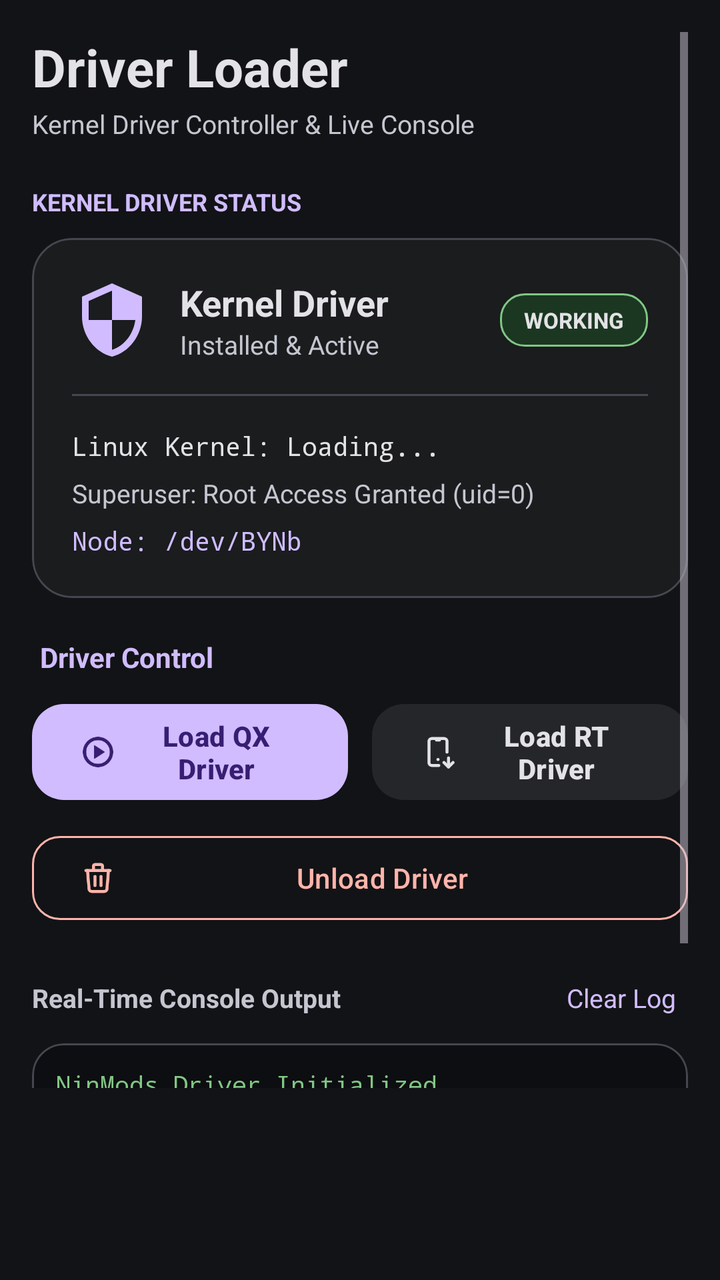
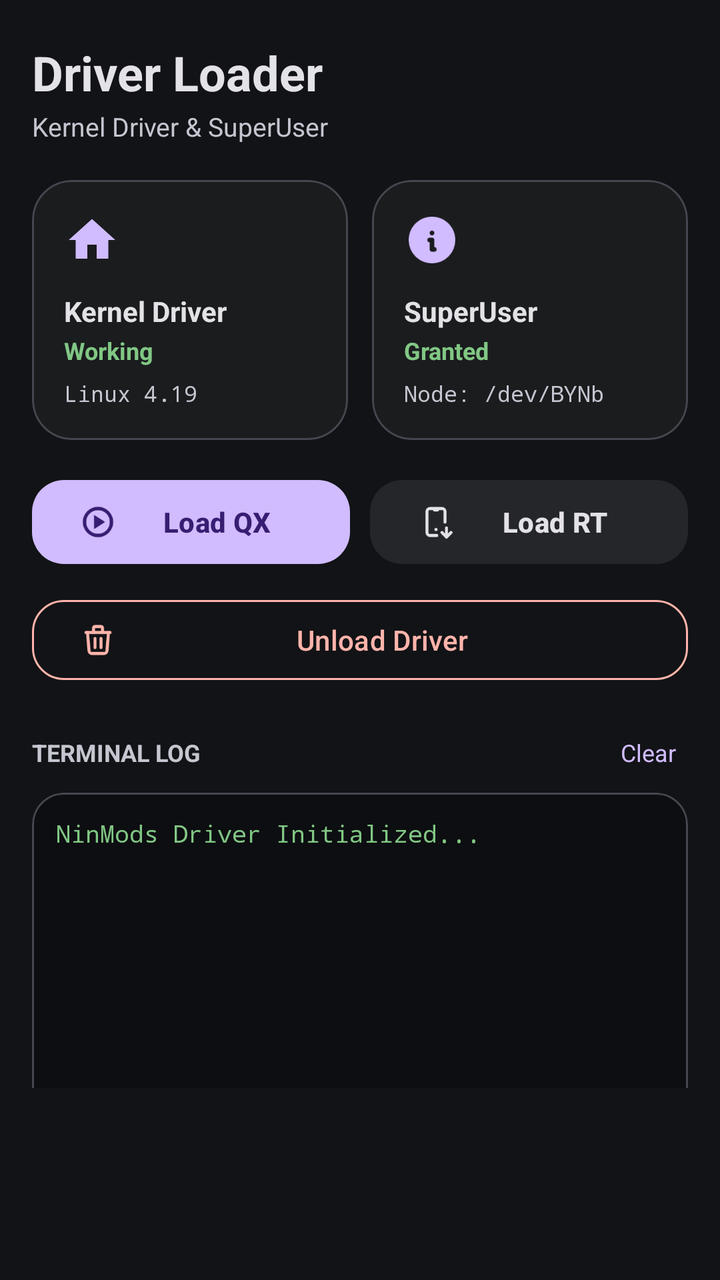

Compare the two renders of this Android layout. The source of the first and the diff that turns it into the second are given below.
<!-- AndroidManifest.xml: application theme Theme.DriverLoader -->
<!-- res/layout/fragment_home.xml -->
<?xml version="1.0" encoding="utf-8"?>
<ScrollView xmlns:android="http://schemas.android.com/apk/res/android"
    xmlns:app="http://schemas.android.com/apk/res-auto"
    android:layout_width="match_parent"
    android:layout_height="match_parent"
    android:background="@color/apatch_background"
    android:paddingHorizontal="16dp"
    android:paddingTop="16dp"
    android:paddingBottom="96dp">

    <LinearLayout
        android:layout_width="match_parent"
        android:layout_height="wrap_content"
        android:orientation="vertical">

        
        <TextView
            android:layout_width="wrap_content"
            android:layout_height="wrap_content"
            android:text="Driver Loader"
            android:textColor="@color/apatch_text_primary"
            android:textSize="26sp"
            android:textStyle="bold" />

        <TextView
            android:layout_width="wrap_content"
            android:layout_height="wrap_content"
            android:layout_marginTop="2dp"
            android:text="Kernel Driver Controller &amp; Live Console"
            android:textColor="@color/apatch_text_secondary"
            android:textSize="13sp" />

        
        <TextView
            android:layout_width="wrap_content"
            android:layout_height="wrap_content"
            android:layout_marginTop="22dp"
            android:text="KERNEL DRIVER STATUS"
            android:textColor="@color/apatch_primary"
            android:textSize="12sp"
            android:textStyle="bold" />

        
        <com.google.android.material.card.MaterialCardView
            android:layout_width="match_parent"
            android:layout_height="wrap_content"
            android:layout_marginTop="10dp"
            app:cardCornerRadius="20dp"
            app:cardBackgroundColor="@color/apatch_surface"
            app:strokeColor="@color/apatch_outline"
            app:strokeWidth="1dp">

            <LinearLayout
                android:layout_width="match_parent"
                android:layout_height="wrap_content"
                android:orientation="vertical"
                android:padding="20dp">

                <LinearLayout
                    android:layout_width="match_parent"
                    android:layout_height="wrap_content"
                    android:orientation="horizontal"
                    android:gravity="center_vertical">

                    <ImageView
                        android:layout_width="40dp"
                        android:layout_height="40dp"
                        android:src="@drawable/ic_nav_home"
                        app:tint="@color/apatch_primary" />

                    <LinearLayout
                        android:layout_width="0dp"
                        android:layout_height="wrap_content"
                        android:layout_marginStart="14dp"
                        android:layout_weight="1"
                        android:orientation="vertical">

                        <TextView
                            android:layout_width="wrap_content"
                            android:layout_height="wrap_content"
                            android:text="Kernel Driver"
                            android:textColor="@color/apatch_text_primary"
                            android:textSize="18sp"
                            android:textStyle="bold" />

                        <TextView
                            android:id="@+id/tvStatusSubtitle"
                            android:layout_width="wrap_content"
                            android:layout_height="wrap_content"
                            android:text="Installed &amp; Active"
                            android:textColor="@color/apatch_text_secondary"
                            android:textSize="13sp" />
                    </LinearLayout>

                    <TextView
                        android:id="@+id/tvHeroBadge"
                        android:layout_width="wrap_content"
                        android:layout_height="wrap_content"
                        android:text="@string/status_active"
                        android:textStyle="bold"
                        android:textSize="11sp"
                        android:textColor="@color/apatch_text_primary"
                        android:paddingHorizontal="12dp"
                        android:paddingVertical="6dp"
                        android:background="@drawable/badge_bg" />
                </LinearLayout>

                <View
                    android:layout_width="match_parent"
                    android:layout_height="1dp"
                    android:layout_marginVertical="16dp"
                    android:background="@color/apatch_outline" />

                
                <TextView
                    android:id="@+id/tvKernelDetail"
                    android:layout_width="wrap_content"
                    android:layout_height="wrap_content"
                    android:text="Linux Kernel: Loading..."
                    android:textColor="@color/apatch_text_primary"
                    android:textSize="13sp"
                    android:fontFamily="monospace" />

                <TextView
                    android:id="@+id/tvSuperuserDetail"
                    android:layout_width="wrap_content"
                    android:layout_height="wrap_content"
                    android:layout_marginTop="6dp"
                    android:text="Superuser: Root Access Granted (uid=0)"
                    android:textColor="@color/apatch_text_secondary"
                    android:textSize="13sp" />

                <TextView
                    android:id="@+id/tvNodesDetail"
                    android:layout_width="wrap_content"
                    android:layout_height="wrap_content"
                    android:layout_marginTop="6dp"
                    android:text="Node: /dev/BYNb"
                    android:textColor="@color/apatch_primary"
                    android:textSize="13sp"
                    android:fontFamily="monospace" />

            </LinearLayout>
        </com.google.android.material.card.MaterialCardView>

        
        <TextView
            android:layout_width="wrap_content"
            android:layout_height="wrap_content"
            android:layout_marginTop="20dp"
            android:layout_marginStart="4dp"
            android:text="@string/driver_actions_title"
            android:textColor="@color/apatch_primary"
            android:textSize="14sp"
            android:textStyle="bold" />

        <LinearLayout
            android:layout_width="match_parent"
            android:layout_height="wrap_content"
            android:layout_marginTop="10dp"
            android:orientation="horizontal">

            <com.google.android.material.button.MaterialButton
                android:id="@+id/btnQuickLoadQx"
                android:layout_width="0dp"
                android:layout_height="56dp"
                android:layout_weight="1"
                android:text="@string/btn_load_qx"
                android:textColor="@color/apatch_on_primary"
                android:textStyle="bold"
                app:icon="@drawable/play_circle"
                app:iconTint="@color/apatch_on_primary"
                app:backgroundTint="@color/apatch_primary"
                app:cornerRadius="16dp" />

            <Space
                android:layout_width="12dp"
                android:layout_height="wrap_content" />

            <com.google.android.material.button.MaterialButton
                android:id="@+id/btnQuickLoadRt"
                android:layout_width="0dp"
                android:layout_height="56dp"
                android:layout_weight="1"
                android:text="@string/btn_load_rt"
                android:textColor="@color/apatch_text_primary"
                android:textStyle="bold"
                app:icon="@drawable/device_mobile_down"
                app:iconTint="@color/apatch_text_primary"
                app:backgroundTint="@color/apatch_surface_variant"
                app:cornerRadius="16dp" />
        </LinearLayout>

        <com.google.android.material.button.MaterialButton
            android:id="@+id/btnQuickUnload"
            style="@style/Widget.Material3.Button.OutlinedButton"
            android:layout_width="match_parent"
            android:layout_height="50dp"
            android:layout_marginTop="10dp"
            android:text="@string/btn_unload"
            android:textColor="@color/apatch_error"
            app:strokeColor="@color/apatch_error"
            app:icon="@drawable/trash"
            app:iconTint="@color/apatch_error"
            app:cornerRadius="14dp" />

        
        <LinearLayout
            android:layout_width="match_parent"
            android:layout_height="wrap_content"
            android:layout_marginTop="20dp"
            android:gravity="center_vertical"
            android:orientation="horizontal">

            <TextView
                android:layout_width="0dp"
                android:layout_height="wrap_content"
                android:layout_weight="1"
                android:text="@string/console_output_title"
                android:textColor="@color/apatch_text_secondary"
                android:textSize="13sp"
                android:textStyle="bold" />

            <TextView
                android:id="@+id/btnHomeClearLog"
                android:layout_width="wrap_content"
                android:layout_height="wrap_content"
                android:text="@string/btn_clear_log"
                android:textColor="@color/apatch_primary"
                android:textSize="13sp"
                android:padding="6dp" />
        </LinearLayout>

        <com.google.android.material.card.MaterialCardView
            android:layout_width="match_parent"
            android:layout_height="220dp"
            android:layout_marginTop="8dp"
            app:cardCornerRadius="16dp"
            app:cardBackgroundColor="@color/apatch_terminal_bg"
            app:strokeColor="@color/apatch_outline"
            app:strokeWidth="1dp">

            <ScrollView
                android:id="@+id/scrollHomeLog"
                android:layout_width="match_parent"
                android:layout_height="match_parent"
                android:padding="12dp">

                <TextView
                    android:id="@+id/tvHomeConsoleLog"
                    android:layout_width="match_parent"
                    android:layout_height="wrap_content"
                    android:fontFamily="monospace"
                    android:textColor="@color/apatch_success"
                    android:textSize="12sp"
                    android:lineSpacingExtra="2dp"
                    android:text="NinMods Driver Initialized...\n" />
            </ScrollView>
        </com.google.android.material.card.MaterialCardView>

    </LinearLayout>
</ScrollView>
<!-- resources referenced by this layout -->
<resources>
  <color name="apatch_background">#121316</color>
  <color name="apatch_error">#FFB4AB</color>
  <color name="apatch_on_primary">#381E72</color>
  <color name="apatch_outline">#44474F</color>
  <color name="apatch_primary">#D0BCFF</color>
  <color name="apatch_success">#81C784</color>
  <color name="apatch_surface">#1A1C1E</color>
  <color name="apatch_surface_variant">#24262A</color>
  <color name="apatch_terminal_bg">#0D0E11</color>
  <color name="apatch_text_primary">#E3E2E6</color>
  <color name="apatch_text_secondary">#C4C6D0</color>
  <!-- drawable badge_bg (drawable) -->
  <?xml version="1.0" encoding="utf-8"?>
  <shape xmlns:android="http://schemas.android.com/apk/res/android"
      android:shape="rectangle">
      <corners android:radius="12dp" />
      <solid android:color="@color/apatch_success_container" />
      <stroke
          android:width="1dp"
          android:color="@color/apatch_success" />
  </shape>
  <!-- drawable ic_nav_home (drawable) -->
  <vector xmlns:android="http://schemas.android.com/apk/res/android"
      android:width="24dp"
      android:height="24dp"
      android:viewportWidth="24"
      android:viewportHeight="24">
      <path
          android:fillColor="#FFFFFFFF"
          android:pathData="M12,1L3,5v6c0,5.55 3.84,10.74 9,12c5.16,-1.26 9,-6.45 9,-12V5L12,1zM12,11.99h7c-0.53,4.12 -3.28,7.79 -7,8.94V12H5V6.3l7,-3.11v8.8z"/>
  </vector>
  <!-- drawable play_circle (drawable) -->
  <vector xmlns:android="http://schemas.android.com/apk/res/android"
      android:width="24dp"
      android:height="24dp"
      android:viewportWidth="960"
      android:viewportHeight="960">
    <path
        android:pathData="m380,660 l280,-180 -280,-180v360ZM480,880q-83,0 -156,-31.5T197,763q-54,-54 -85.5,-127T80,480q0,-83 31.5,-156T197,197q54,-54 127,-85.5T480,80q83,0 156,31.5T763,197q54,54 85.5,127T880,480q0,83 -31.5,156T763,763q-54,54 -127,85.5T480,880ZM480,800q134,0 227,-93t93,-227q0,-134 -93,-227t-227,-93q-134,0 -227,93t-93,227q0,134 93,227t227,93ZM480,480Z"
        android:fillColor="#1f1f1f"
        android:strokeColor="#ffffffff"/>
  </vector>
  <string name="btn_clear_log">Clear Log</string>
  <string name="btn_load_qx">Load QX Driver</string>
  <string name="btn_load_rt">Load RT Driver</string>
  <string name="btn_unload">Unload Driver</string>
  <string name="console_output_title">Real-Time Console Output</string>
  <string name="driver_actions_title">Driver Control</string>
  <string name="status_active">WORKING</string>
  <style name="Theme.DriverLoader" parent="Theme.Material3.Dark.NoActionBar">
          <item name="android:statusBarColor">@color/apatch_background</item>
          <item name="android:navigationBarColor">@color/apatch_surface</item>
          <item name="android:windowBackground">@color/apatch_background</item>
          <item name="colorPrimary">@color/apatch_primary</item>
          <item name="colorSecondary">@color/apatch_secondary</item>
          <item name="colorSurface">@color/apatch_surface</item>
          <item name="colorOutline">@color/apatch_outline</item>
      </style>
  <color name="apatch_success_container">#1B3721</color>
  <color name="apatch_secondary">#CCC2DC</color>
  <!-- unchanged entries left out for length: 2 -->
</resources>

<!-- the commit's change to res/layout/fragment_home.xml (unified diff, before → after) -->
@@ -5,7 +5,7 @@
     android:layout_height="match_parent"
     android:background="@color/apatch_background"
     android:paddingHorizontal="16dp"
-    android:paddingTop="16dp"
+    android:paddingTop="20dp"
     android:paddingBottom="96dp">
 
     <LinearLayout
@@ -19,153 +19,149 @@
             android:layout_height="wrap_content"
             android:text="Driver Loader"
             android:textColor="@color/apatch_text_primary"
-            android:textSize="26sp"
+            android:textSize="24sp"
             android:textStyle="bold" />
 
         <TextView
             android:layout_width="wrap_content"
             android:layout_height="wrap_content"
             android:layout_marginTop="2dp"
-            android:text="Kernel Driver Controller &amp; Live Console"
+            android:text="Kernel Driver &amp; SuperUser"
             android:textColor="@color/apatch_text_secondary"
             android:textSize="13sp" />
 
         
-        <TextView
-            android:layout_width="wrap_content"
-            android:layout_height="wrap_content"
-            android:layout_marginTop="22dp"
-            android:text="KERNEL DRIVER STATUS"
-            android:textColor="@color/apatch_primary"
-            android:textSize="12sp"
-            android:textStyle="bold" />
-
-        
-        <com.google.android.material.card.MaterialCardView
-            android:layout_width="match_parent"
-            android:layout_height="wrap_content"
-            android:layout_marginTop="10dp"
-            app:cardCornerRadius="20dp"
-            app:cardBackgroundColor="@color/apatch_surface"
-            app:strokeColor="@color/apatch_outline"
-            app:strokeWidth="1dp">
-
-            <LinearLayout
-                android:layout_width="match_parent"
-                android:layout_height="wrap_content"
-                android:orientation="vertical"
-                android:padding="20dp">
+        <LinearLayout
+            android:layout_width="match_parent"
+            android:layout_height="wrap_content"
+            android:layout_marginTop="18dp"
+            android:orientation="horizontal">
+
+            
+            <com.google.android.material.card.MaterialCardView
+                android:layout_width="0dp"
+                android:layout_height="wrap_content"
+                android:layout_weight="1"
+                android:layout_marginEnd="6dp"
+                app:cardCornerRadius="20dp"
+                app:cardBackgroundColor="@color/apatch_surface"
+                app:strokeColor="@color/apatch_outline"
+                app:strokeWidth="1dp">
 
                 <LinearLayout
                     android:layout_width="match_parent"
                     android:layout_height="wrap_content"
-                    android:orientation="horizontal"
-                    android:gravity="center_vertical">
+                    android:orientation="vertical"
+                    android:padding="16dp">
 
                     <ImageView
-                        android:layout_width="40dp"
-                        android:layout_height="40dp"
-                        android:src="@drawable/ic_nav_home"
+                        android:layout_width="28dp"
+                        android:layout_height="28dp"
+                        android:src="@drawable/ic_nav_home_fill"
                         app:tint="@color/apatch_primary" />
 
-                    <LinearLayout
-                        android:layout_width="0dp"
-                        android:layout_height="wrap_content"
-                        android:layout_marginStart="14dp"
-                        android:layout_weight="1"
-                        android:orientation="vertical">
-
-                        <TextView
-                            android:layout_width="wrap_content"
-                            android:layout_height="wrap_content"
-                            android:text="Kernel Driver"
-                            android:textColor="@color/apatch_text_primary"
-                            android:textSize="18sp"
-                            android:textStyle="bold" />
-
-                        <TextView
-                            android:id="@+id/tvStatusSubtitle"
-                            android:layout_width="wrap_content"
-                            android:layout_height="wrap_content"
-                            android:text="Installed &amp; Active"
-                            android:textColor="@color/apatch_text_secondary"
-                            android:textSize="13sp" />
-                    </LinearLayout>
-
-                    <TextView
-                        android:id="@+id/tvHeroBadge"
-                        android:layout_width="wrap_content"
-                        android:layout_height="wrap_content"
-                        android:text="@string/status_active"
-                        android:textStyle="bold"
+                    <TextView
+                        android:layout_width="wrap_content"
+                        android:layout_height="wrap_content"
+                        android:layout_marginTop="12dp"
+                        android:text="Kernel Driver"
+                        android:textColor="@color/apatch_text_primary"
+                        android:textSize="14sp"
+                        android:textStyle="bold" />
+
+                    <TextView
+                        android:id="@+id/tvDriverState"
+                        android:layout_width="wrap_content"
+                        android:layout_height="wrap_content"
+                        android:layout_marginTop="2dp"
+                        android:text="Working"
+                        android:textColor="@color/apatch_success"
+                        android:textSize="12sp"
+                        android:textStyle="bold" />
+
+                    <TextView
+                        android:id="@+id/tvKernelVersion"
+                        android:layout_width="wrap_content"
+                        android:layout_height="wrap_content"
+                        android:layout_marginTop="6dp"
+                        android:text="Linux 4.19"
+                        android:textColor="@color/apatch_text_secondary"
                         android:textSize="11sp"
+                        android:fontFamily="monospace"
+                        android:singleLine="true" />
+                </LinearLayout>
+            </com.google.android.material.card.MaterialCardView>
+
+            
+            <com.google.android.material.card.MaterialCardView
+                android:layout_width="0dp"
+                android:layout_height="wrap_content"
+                android:layout_weight="1"
+                android:layout_marginStart="6dp"
+                app:cardCornerRadius="20dp"
+                app:cardBackgroundColor="@color/apatch_surface"
+                app:strokeColor="@color/apatch_outline"
+                app:strokeWidth="1dp">
+
+                <LinearLayout
+                    android:layout_width="match_parent"
+                    android:layout_height="wrap_content"
+                    android:orientation="vertical"
+                    android:padding="16dp">
+
+                    <ImageView
+                        android:layout_width="28dp"
+                        android:layout_height="28dp"
+                        android:src="@drawable/info_circle_filled"
+                        app:tint="@color/apatch_primary" />
+
+                    <TextView
+                        android:layout_width="wrap_content"
+                        android:layout_height="wrap_content"
+                        android:layout_marginTop="12dp"
+                        android:text="SuperUser"
                         android:textColor="@color/apatch_text_primary"
-                        android:paddingHorizontal="12dp"
-                        android:paddingVertical="6dp"
-                        android:background="@drawable/badge_bg" />
+                        android:textSize="14sp"
+                        android:textStyle="bold" />
+
+                    <TextView
+                        android:id="@+id/tvSuperuserState"
+                        android:layout_width="wrap_content"
+                        android:layout_height="wrap_content"
+                        android:layout_marginTop="2dp"
+                        android:text="Granted"
+                        android:textColor="@color/apatch_success"
+                        android:textSize="12sp"
+                        android:textStyle="bold" />
+
+                    <TextView
+                        android:id="@+id/tvNodesSummary"
+                        android:layout_width="wrap_content"
+                        android:layout_height="wrap_content"
+                        android:layout_marginTop="6dp"
+                        android:text="Node: /dev/BYNb"
+                        android:textColor="@color/apatch_text_secondary"
+                        android:textSize="11sp"
+                        android:fontFamily="monospace"
+                        android:singleLine="true" />
                 </LinearLayout>
-
-                <View
-                    android:layout_width="match_parent"
-                    android:layout_height="1dp"
-                    android:layout_marginVertical="16dp"
-                    android:background="@color/apatch_outline" />
-
-                
-                <TextView
-                    android:id="@+id/tvKernelDetail"
-                    android:layout_width="wrap_content"
-                    android:layout_height="wrap_content"
-                    android:text="Linux Kernel: Loading..."
-                    android:textColor="@color/apatch_text_primary"
-                    android:textSize="13sp"
-                    android:fontFamily="monospace" />
-
-                <TextView
-                    android:id="@+id/tvSuperuserDetail"
-                    android:layout_width="wrap_content"
-                    android:layout_height="wrap_content"
-                    android:layout_marginTop="6dp"
-                    android:text="Superuser: Root Access Granted (uid=0)"
-                    android:textColor="@color/apatch_text_secondary"
-                    android:textSize="13sp" />
-
-                <TextView
-                    android:id="@+id/tvNodesDetail"
-                    android:layout_width="wrap_content"
-                    android:layout_height="wrap_content"
-                    android:layout_marginTop="6dp"
-                    android:text="Node: /dev/BYNb"
-                    android:textColor="@color/apatch_primary"
-                    android:textSize="13sp"
-                    android:fontFamily="monospace" />
-
-            </LinearLayout>
-        </com.google.android.material.card.MaterialCardView>
-
-        
-        <TextView
-            android:layout_width="wrap_content"
-            android:layout_height="wrap_content"
-            android:layout_marginTop="20dp"
-            android:layout_marginStart="4dp"
-            android:text="@string/driver_actions_title"
-            android:textColor="@color/apatch_primary"
-            android:textSize="14sp"
-            android:textStyle="bold" />
-
+            </com.google.android.material.card.MaterialCardView>
+
+        </LinearLayout>
+
+        
         <LinearLayout
             android:layout_width="match_parent"
             android:layout_height="wrap_content"
-            android:layout_marginTop="10dp"
+            android:layout_marginTop="16dp"
             android:orientation="horizontal">
 
             <com.google.android.material.button.MaterialButton
                 android:id="@+id/btnQuickLoadQx"
                 android:layout_width="0dp"
-                android:layout_height="56dp"
-                android:layout_weight="1"
-                android:text="@string/btn_load_qx"
+                android:layout_height="50dp"
+                android:layout_weight="1"
+                android:text="Load QX"
                 android:textColor="@color/apatch_on_primary"
                 android:textStyle="bold"
                 app:icon="@drawable/play_circle"
@@ -174,15 +170,15 @@
                 app:cornerRadius="16dp" />
 
             <Space
-                android:layout_width="12dp"
+                android:layout_width="10dp"
                 android:layout_height="wrap_content" />
 
             <com.google.android.material.button.MaterialButton
                 android:id="@+id/btnQuickLoadRt"
                 android:layout_width="0dp"
-                android:layout_height="56dp"
-                android:layout_weight="1"
-                android:text="@string/btn_load_rt"
+                android:layout_height="50dp"
+                android:layout_weight="1"
+                android:text="Load RT"
                 android:textColor="@color/apatch_text_primary"
                 android:textStyle="bold"
                 app:icon="@drawable/device_mobile_down"
@@ -195,20 +191,20 @@
             android:id="@+id/btnQuickUnload"
             style="@style/Widget.Material3.Button.OutlinedButton"
             android:layout_width="match_parent"
-            android:layout_height="50dp"
+            android:layout_height="48dp"
             android:layout_marginTop="10dp"
-            android:text="@string/btn_unload"
+            android:text="Unload Driver"
             android:textColor="@color/apatch_error"
             app:strokeColor="@color/apatch_error"
             app:icon="@drawable/trash"
             app:iconTint="@color/apatch_error"
-            app:cornerRadius="14dp" />
+            app:cornerRadius="16dp" />
 
         
         <LinearLayout
             android:layout_width="match_parent"
             android:layout_height="wrap_content"
-            android:layout_marginTop="20dp"
+            android:layout_marginTop="18dp"
             android:gravity="center_vertical"
             android:orientation="horizontal">
 
@@ -216,25 +212,26 @@
                 android:layout_width="0dp"
                 android:layout_height="wrap_content"
                 android:layout_weight="1"
-                android:text="@string/console_output_title"
+                android:text="TERMINAL LOG"
                 android:textColor="@color/apatch_text_secondary"
-                android:textSize="13sp"
+                android:textSize="12sp"
                 android:textStyle="bold" />
 
             <TextView
                 android:id="@+id/btnHomeClearLog"
                 android:layout_width="wrap_content"
                 android:layout_height="wrap_content"
-                android:text="@string/btn_clear_log"
+                android:text="Clear"
                 android:textColor="@color/apatch_primary"
-                android:textSize="13sp"
+                android:textSize="12sp"
                 android:padding="6dp" />
         </LinearLayout>
 
+        
         <com.google.android.material.card.MaterialCardView
             android:layout_width="match_parent"
-            android:layout_height="220dp"
-            android:layout_marginTop="8dp"
+            android:layout_height="180dp"
+            android:layout_marginTop="6dp"
             app:cardCornerRadius="16dp"
             app:cardBackgroundColor="@color/apatch_terminal_bg"
             app:strokeColor="@color/apatch_outline"
<!-- resource entries referenced after the edit -->
@@ -11,17 +11,7 @@
   <color name="apatch_terminal_bg">#0D0E11</color>
   <color name="apatch_text_primary">#E3E2E6</color>
   <color name="apatch_text_secondary">#C4C6D0</color>
-  <!-- drawable badge_bg (drawable) -->
-  <?xml version="1.0" encoding="utf-8"?>
-  <shape xmlns:android="http://schemas.android.com/apk/res/android"
-      android:shape="rectangle">
-      <corners android:radius="12dp" />
-      <solid android:color="@color/apatch_success_container" />
-      <stroke
-          android:width="1dp"
-          android:color="@color/apatch_success" />
-  </shape>
-  <!-- drawable ic_nav_home (drawable) -->
+  <!-- drawable ic_nav_home_fill (drawable) -->
   <vector xmlns:android="http://schemas.android.com/apk/res/android"
       android:width="24dp"
       android:height="24dp"
@@ -29,7 +19,20 @@
       android:viewportHeight="24">
       <path
           android:fillColor="#FFFFFFFF"
-          android:pathData="M12,1L3,5v6c0,5.55 3.84,10.74 9,12c5.16,-1.26 9,-6.45 9,-12V5L12,1zM12,11.99h7c-0.53,4.12 -3.28,7.79 -7,8.94V12H5V6.3l7,-3.11v8.8z"/>
+          android:pathData="M10,20v-6h4v6h5v-8h3L12,3L2,12h3v8z"/>
+  </vector>
+  <!-- drawable info_circle_filled (drawable) -->
+  <vector xmlns:android="http://schemas.android.com/apk/res/android"
+      android:width="24dp"
+      android:height="24dp"
+      android:viewportWidth="24"
+      android:viewportHeight="24">
+      <path
+          android:pathData="M12,2c5.523,0 10,4.477 10,10a10,10 0,0 1,-19.995 0.324l-0.005,-0.324l0.004,-0.28c0.148,-5.393 4.566,-9.72 9.996,-9.72zM12,11h-1l-0.117,0.007a1,1 0,0 0,0 1.986l0.117,0.007v3l0.007,0.117a1,1 0,0 0,0.876 0.876l0.117,0.007h1l0.117,-0.007a1,1 0,0 0,0.876 -0.876l0.007,-0.117l-0.007,-0.117a1,1 0,0 0,-0.764 -0.857l-0.112,-0.02l-0.117,-0.006v-3l-0.007,-0.117a1,1 0,0 0,-0.876 -0.876l-0.117,-0.007zM12.01,8l-0.127,0.007a1,1 0,0 0,0 1.986l0.117,0.007l0.127,-0.007a1,1 0,0 0,0 -1.986l-0.117,-0.007z"
+          android:strokeLineJoin="round"
+          android:strokeWidth="0"
+          android:fillColor="#ffff"
+          android:strokeLineCap="round"/>
   </vector>
   <!-- drawable play_circle (drawable) -->
   <vector xmlns:android="http://schemas.android.com/apk/res/android"
@@ -42,13 +45,6 @@
         android:fillColor="#1f1f1f"
         android:strokeColor="#ffffffff"/>
   </vector>
-  <string name="btn_clear_log">Clear Log</string>
-  <string name="btn_load_qx">Load QX Driver</string>
-  <string name="btn_load_rt">Load RT Driver</string>
-  <string name="btn_unload">Unload Driver</string>
-  <string name="console_output_title">Real-Time Console Output</string>
-  <string name="driver_actions_title">Driver Control</string>
-  <string name="status_active">WORKING</string>
   <style name="Theme.DriverLoader" parent="Theme.Material3.Dark.NoActionBar">
           <item name="android:statusBarColor">@color/apatch_background</item>
           <item name="android:navigationBarColor">@color/apatch_surface</item>
@@ -58,7 +54,6 @@
           <item name="colorSurface">@color/apatch_surface</item>
           <item name="colorOutline">@color/apatch_outline</item>
       </style>
-  <color name="apatch_success_container">#1B3721</color>
   <color name="apatch_secondary">#CCC2DC</color>
   <!-- unchanged entries left out for length: 2 -->
 </resources>
